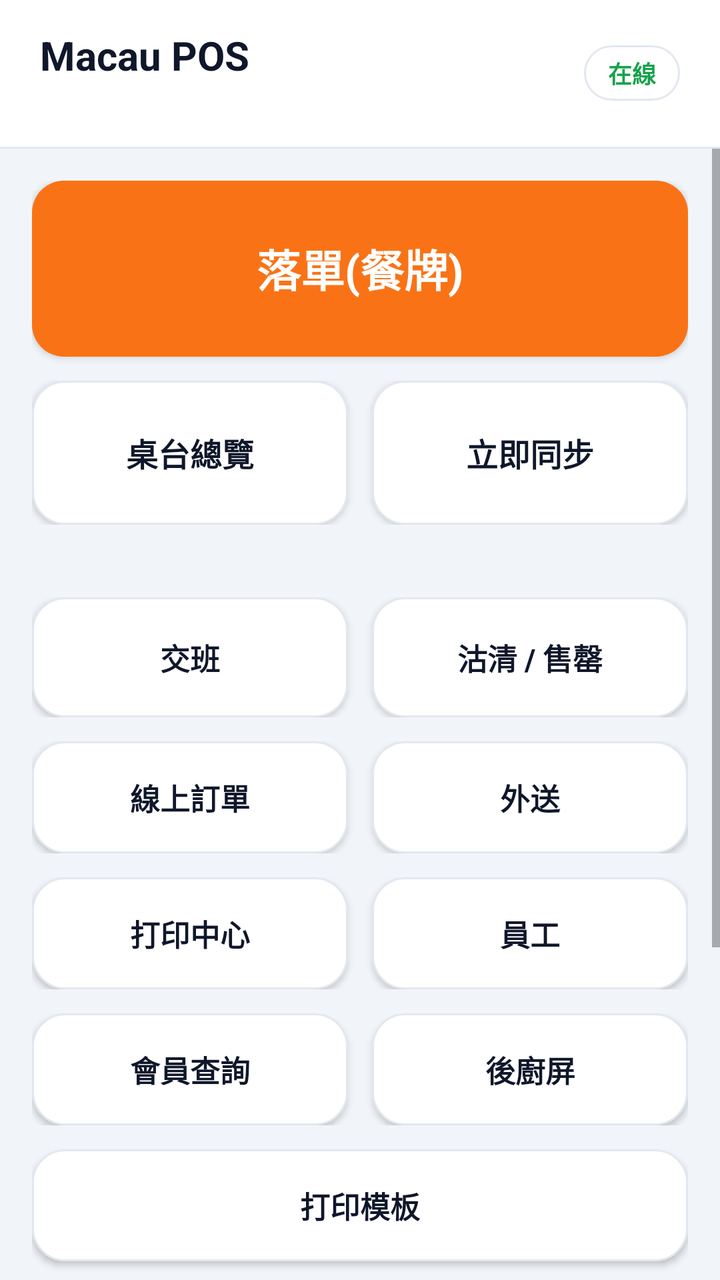
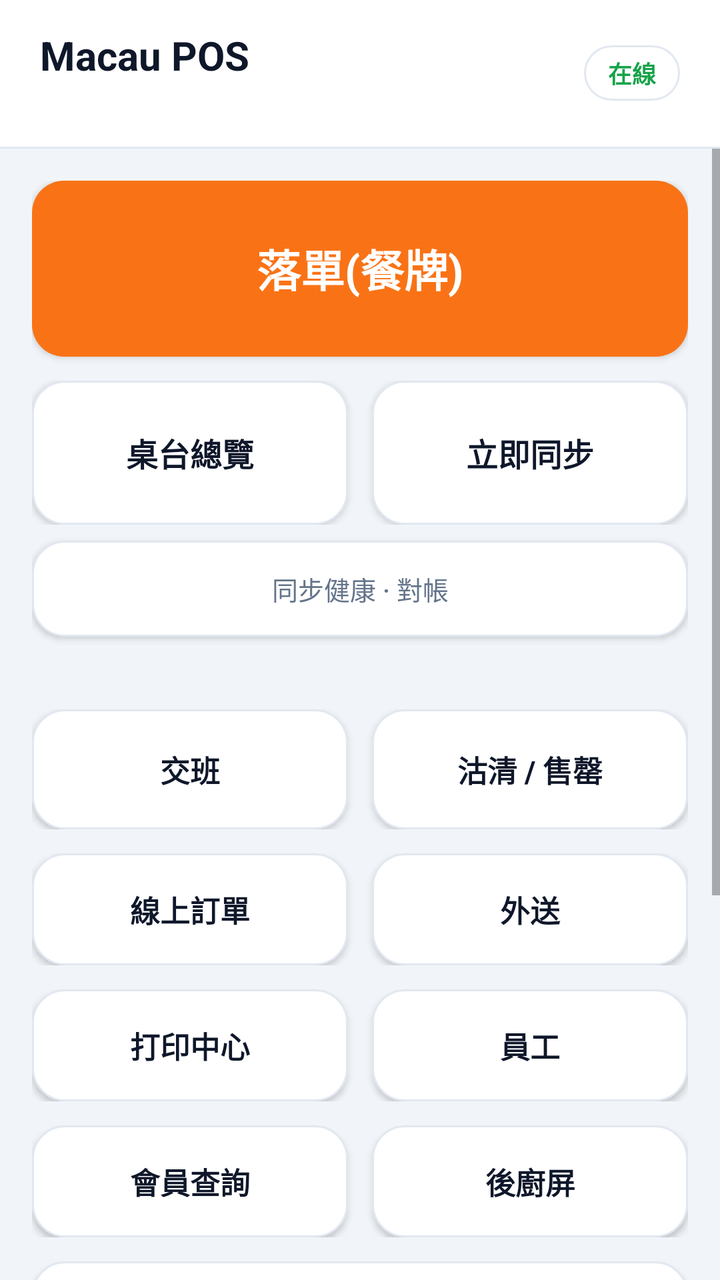

The first picture is an Android layout as it rendered before a commit; the second is the same layout after the commit. The layout source and the unified diff follow.
<!-- AndroidManifest.xml: application theme Theme.MacauposNative -->
<!-- res/layout/activity_home.xml -->
<?xml version="1.0" encoding="utf-8"?>
<LinearLayout xmlns:android="http://schemas.android.com/apk/res/android"
    android:layout_width="match_parent"
    android:layout_height="match_parent"
    android:orientation="vertical"
    android:background="@color/bg_screen">

    
    <LinearLayout
        android:layout_width="match_parent"
        android:layout_height="wrap_content"
        android:orientation="horizontal"
        android:gravity="center_vertical"
        android:background="@color/card"
        android:paddingHorizontal="20dp"
        android:paddingVertical="14dp">

        <LinearLayout
            android:layout_width="0dp"
            android:layout_height="wrap_content"
            android:layout_weight="1"
            android:orientation="vertical">

            <TextView
                android:id="@+id/txtStoreName"
                android:layout_width="wrap_content"
                android:layout_height="wrap_content"
                android:text="@string/home_title"
                android:textColor="@color/text_primary"
                android:textSize="20sp"
                android:textStyle="bold" />

            <TextView
                android:id="@+id/txtMeta"
                android:layout_width="wrap_content"
                android:layout_height="wrap_content"
                android:layout_marginTop="2dp"
                android:textColor="@color/text_secondary"
                android:textSize="12sp" />
        </LinearLayout>

        <TextView
            android:id="@+id/txtOffline"
            android:layout_width="wrap_content"
            android:layout_height="wrap_content"
            android:background="@drawable/bg_btn_outline"
            android:paddingHorizontal="12dp"
            android:paddingVertical="5dp"
            android:text="在線"
            android:textColor="@color/ok_green"
            android:textSize="12sp"
            android:textStyle="bold" />
    </LinearLayout>

    <View
        android:layout_width="match_parent"
        android:layout_height="1dp"
        android:background="@color/card_border" />

    
    <ScrollView
        android:layout_width="match_parent"
        android:layout_height="0dp"
        android:layout_weight="1"
        android:fillViewport="true">

        <LinearLayout
            android:layout_width="match_parent"
            android:layout_height="wrap_content"
            android:orientation="vertical"
            android:padding="16dp">

            
            <Button
                android:id="@+id/btnOrder"
                android:layout_width="match_parent"
                android:layout_height="88dp"
                android:background="@drawable/bg_btn_accent"
                android:text="落單(餐牌)"
                android:textColor="@color/card"
                android:textSize="22sp"
                android:textStyle="bold" />

            <LinearLayout
                android:layout_width="match_parent"
                android:layout_height="wrap_content"
                android:layout_marginTop="12dp"
                android:orientation="horizontal">

                <Button
                    android:id="@+id/btnTables"
                    android:layout_width="0dp"
                    android:layout_height="72dp"
                    android:layout_weight="1"
                    android:background="@drawable/bg_btn_outline"
                    android:text="桌台總覽"
                    android:textColor="@color/text_primary"
                    android:textSize="16sp"
                    android:textStyle="bold" />

                <Button
                    android:id="@+id/btnSync"
                    android:layout_width="0dp"
                    android:layout_height="72dp"
                    android:layout_marginStart="12dp"
                    android:layout_weight="1"
                    android:background="@drawable/bg_btn_outline"
                    android:text="立即同步"
                    android:textColor="@color/text_primary"
                    android:textSize="16sp"
                    android:textStyle="bold" />
            </LinearLayout>

            <TextView
                android:id="@+id/txtSyncState"
                android:layout_width="match_parent"
                android:layout_height="wrap_content"
                android:layout_marginTop="8dp"
                android:gravity="center"
                android:textColor="@color/text_secondary"
                android:textSize="12sp" />

            <LinearLayout
                android:layout_width="match_parent"
                android:layout_height="wrap_content"
                android:layout_marginTop="12dp"
                android:orientation="horizontal">

                <Button
                    android:id="@+id/btnShift"
                    android:layout_width="0dp"
                    android:layout_height="60dp"
                    android:layout_weight="1"
                    android:background="@drawable/bg_btn_outline"
                    android:text="交班"
                    android:textColor="@color/text_primary"
                    android:textSize="15sp"
                    android:textStyle="bold" />

                <Button
                    android:id="@+id/btnSoldOut"
                    android:layout_width="0dp"
                    android:layout_height="60dp"
                    android:layout_marginStart="12dp"
                    android:layout_weight="1"
                    android:background="@drawable/bg_btn_outline"
                    android:text="沽清 / 售罄"
                    android:textColor="@color/text_primary"
                    android:textSize="15sp"
                    android:textStyle="bold" />
            </LinearLayout>

            <LinearLayout
                android:layout_width="match_parent"
                android:layout_height="wrap_content"
                android:layout_marginTop="12dp"
                android:orientation="horizontal">

                <Button
                    android:id="@+id/btnOnlineOrders"
                    android:layout_width="0dp"
                    android:layout_height="56dp"
                    android:layout_weight="1"
                    android:background="@drawable/bg_btn_outline"
                    android:text="線上訂單"
                    android:textColor="@color/text_primary"
                    android:textSize="15sp"
                    android:textStyle="bold" />

                <Button
                    android:id="@+id/btnDelivery"
                    android:layout_width="0dp"
                    android:layout_height="56dp"
                    android:layout_marginStart="12dp"
                    android:layout_weight="1"
                    android:background="@drawable/bg_btn_outline"
                    android:text="外送"
                    android:textColor="@color/text_primary"
                    android:textSize="15sp"
                    android:textStyle="bold" />
            </LinearLayout>

            <LinearLayout
                android:layout_width="match_parent"
                android:layout_height="wrap_content"
                android:layout_marginTop="12dp"
                android:orientation="horizontal">

                <Button
                    android:id="@+id/btnPrintCenter"
                    android:layout_width="0dp"
                    android:layout_height="56dp"
                    android:layout_weight="1"
                    android:background="@drawable/bg_btn_outline"
                    android:text="打印中心"
                    android:textColor="@color/text_primary"
                    android:textSize="15sp"
                    android:textStyle="bold" />

                <Button
                    android:id="@+id/btnStaff"
                    android:layout_width="0dp"
                    android:layout_height="56dp"
                    android:layout_marginStart="12dp"
                    android:layout_weight="1"
                    android:background="@drawable/bg_btn_outline"
                    android:text="員工"
                    android:textColor="@color/text_primary"
                    android:textSize="15sp"
                    android:textStyle="bold" />
            </LinearLayout>

            <LinearLayout
                android:layout_width="match_parent"
                android:layout_height="wrap_content"
                android:layout_marginTop="12dp"
                android:orientation="horizontal">

                <Button
                    android:id="@+id/btnMember"
                    android:layout_width="0dp"
                    android:layout_height="56dp"
                    android:layout_weight="1"
                    android:background="@drawable/bg_btn_outline"
                    android:text="會員查詢"
                    android:textColor="@color/text_primary"
                    android:textSize="15sp"
                    android:textStyle="bold" />

                <Button
                    android:id="@+id/btnKds"
                    android:layout_width="0dp"
                    android:layout_height="56dp"
                    android:layout_marginStart="12dp"
                    android:layout_weight="1"
                    android:background="@drawable/bg_btn_outline"
                    android:text="後廚屏"
                    android:textColor="@color/text_primary"
                    android:textSize="15sp"
                    android:textStyle="bold" />
            </LinearLayout>

            <Button
                android:id="@+id/btnPrintTemplates"
                android:layout_width="match_parent"
                android:layout_height="56dp"
                android:layout_marginTop="12dp"
                android:background="@drawable/bg_btn_outline"
                android:text="打印模板"
                android:textColor="@color/text_primary"
                android:textSize="15sp"
                android:textStyle="bold" />

            <LinearLayout
                android:layout_width="match_parent"
                android:layout_height="wrap_content"
                android:layout_marginTop="12dp"
                android:orientation="horizontal">

                <Button
                    android:id="@+id/btnReport"
                    android:layout_width="0dp"
                    android:layout_height="56dp"
                    android:layout_weight="1"
                    android:background="@drawable/bg_btn_outline"
                    android:text="日報表"
                    android:textColor="@color/text_primary"
                    android:textSize="15sp"
                    android:textStyle="bold" />

                <Button
                    android:id="@+id/btnMenuAdmin"
                    android:layout_width="0dp"
                    android:layout_height="56dp"
                    android:layout_marginStart="12dp"
                    android:layout_weight="1"
                    android:background="@drawable/bg_btn_outline"
                    android:text="餐牌管理"
                    android:textColor="@color/text_primary"
                    android:textSize="15sp"
                    android:textStyle="bold" />
            </LinearLayout>

            <LinearLayout
                android:layout_width="match_parent"
                android:layout_height="wrap_content"
                android:layout_marginTop="12dp"
                android:orientation="horizontal">

                <Button
                    android:id="@+id/btnPrinter"
                    android:layout_width="0dp"
                    android:layout_height="60dp"
                    android:layout_weight="1"
                    android:background="@drawable/bg_btn_outline"
                    android:text="打印機設置(LAN)"
                    android:textColor="@color/text_primary"
                    android:textSize="14sp" />

                <Button
                    android:id="@+id/btnSelfTest"
                    android:layout_width="0dp"
                    android:layout_height="60dp"
                    android:layout_marginStart="12dp"
                    android:layout_weight="1"
                    android:background="@drawable/bg_btn_outline"
                    android:text="打印自檢"
                    android:textColor="@color/text_primary"
                    android:textSize="14sp" />
            </LinearLayout>

            <TextView
                android:id="@+id/txtSelfTest"
                android:layout_width="match_parent"
                android:layout_height="wrap_content"
                android:layout_marginTop="6dp"
                android:fontFamily="monospace"
                android:gravity="center"
                android:textColor="@color/text_faint"
                android:textSize="11sp" />

            <Button
                android:id="@+id/btnLogout"
                android:layout_width="match_parent"
                android:layout_height="48dp"
                android:layout_marginTop="20dp"
                android:background="@drawable/bg_btn_outline"
                android:text="登出(清離線憑證)"
                android:textColor="@color/warn_red"
                android:textSize="14sp" />
        </LinearLayout>
    </ScrollView>
</LinearLayout>
<!-- resources referenced by this layout -->
<resources>
  <color name="bg_screen">#F1F5F9</color>
  <color name="card">#FFFFFF</color>
  <color name="card_border">#E2E8F0</color>
  <color name="ok_green">#16A34A</color>
  <color name="text_faint">#94A3B8</color>
  <color name="text_primary">#0F172A</color>
  <color name="text_secondary">#64748B</color>
  <color name="warn_red">#DC2626</color>
  <!-- drawable bg_btn_accent (drawable) -->
  <?xml version="1.0" encoding="utf-8"?>
  <selector xmlns:android="http://schemas.android.com/apk/res/android">
      <item android:state_pressed="true">
          <shape android:shape="rectangle">
              <solid android:color="@color/accent_deep" />
              <corners android:radius="16dp" />
          </shape>
      </item>
      <item android:state_enabled="false">
          <shape android:shape="rectangle">
              <solid android:color="#E2E8F0" />
              <corners android:radius="16dp" />
          </shape>
      </item>
      <item>
          <shape android:shape="rectangle">
              <solid android:color="@color/accent" />
              <corners android:radius="16dp" />
          </shape>
      </item>
  </selector>
  <!-- drawable bg_btn_outline (drawable) -->
  <?xml version="1.0" encoding="utf-8"?>
  <selector xmlns:android="http://schemas.android.com/apk/res/android">
      <item android:state_pressed="true">
          <shape android:shape="rectangle">
              <solid android:color="@color/chip_bg" />
              <corners android:radius="16dp" />
              <stroke android:width="1dp" android:color="@color/text_faint" />
          </shape>
      </item>
      <item>
          <shape android:shape="rectangle">
              <solid android:color="@color/card" />
              <corners android:radius="16dp" />
              <stroke android:width="1dp" android:color="@color/card_border" />
          </shape>
      </item>
  </selector>
  <string name="home_title">Macau POS</string>
  <style name="Theme.MacauposNative" parent="android:Theme.Material.Light.NoActionBar">
          <item name="android:statusBarColor">#F1F5F9</item>
          <item name="android:navigationBarColor">#FFFFFF</item>
          <item name="android:windowBackground">#F1F5F9</item>
          <item name="android:colorAccent">#F97316</item>
          <item name="android:windowLightStatusBar">true</item>
      </style>
  <color name="accent_deep">#EA580C</color>
  <color name="accent">#F97316</color>
  <color name="chip_bg">#F8FAFC</color>
</resources>

<!-- the commit's change to res/layout/activity_home.xml (unified diff, before → after) -->
@@ -108,8 +108,19 @@
                     android:text="立即同步"
                     android:textColor="@color/text_primary"
                     android:textSize="16sp"
-                    android:textStyle="bold" />
-            </LinearLayout>
+                    android:textStyle="bold"
+                    android:longClickable="true" />
+            </LinearLayout>
+
+            <Button
+                android:id="@+id/btnSyncHealth"
+                android:layout_width="match_parent"
+                android:layout_height="48dp"
+                android:layout_marginTop="8dp"
+                android:background="@drawable/bg_btn_outline"
+                android:text="同步健康 · 對帳"
+                android:textColor="@color/text_secondary"
+                android:textSize="13sp" />
 
             <TextView
                 android:id="@+id/txtSyncState"
